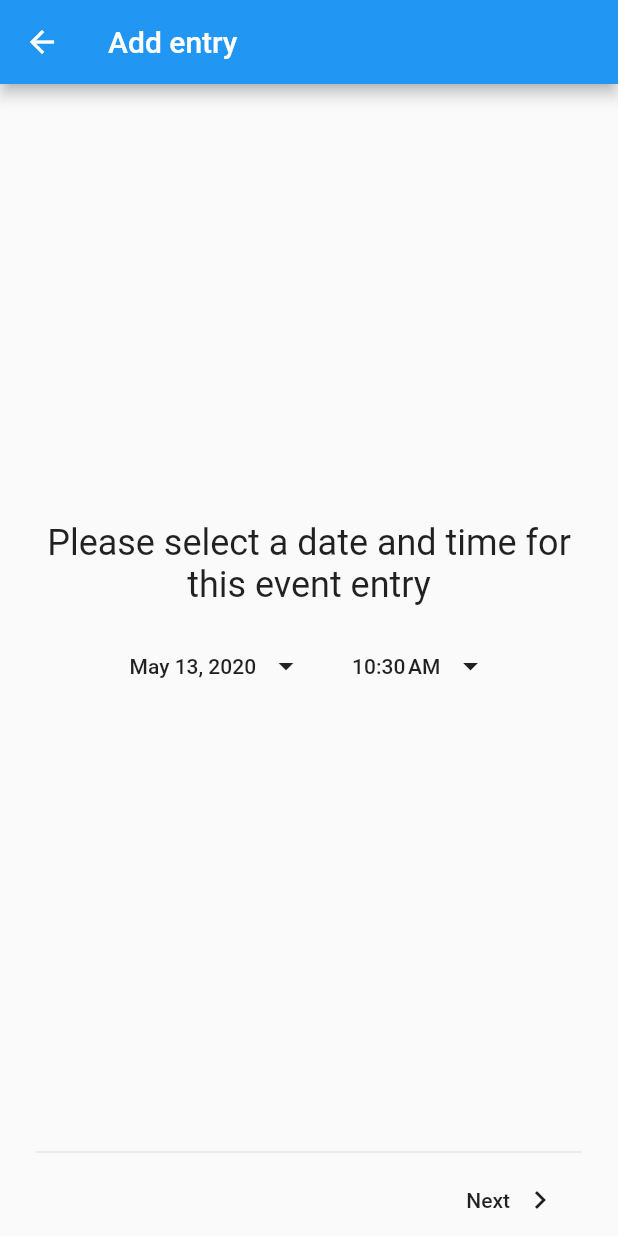
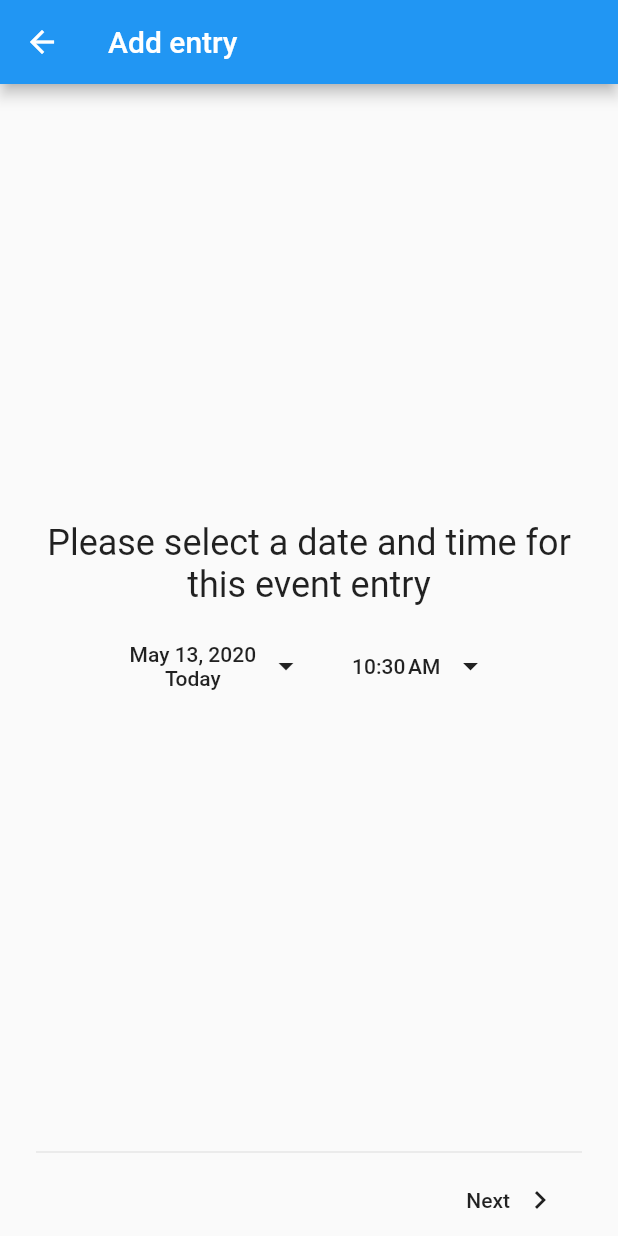
Before and after one commit to denisa-git/mindbook-app, a Flutter app: the AddEntryPageView screen opened directly, on a phone screen of 412 x 824 dp. Run offline on Flutter 3.47's test engine with Material 2 defaults, Android fonts, the phone set to English and light mode, and no system bars; our stand-ins replace cloud_firestore, firebase_auth, google_sign_in; accounts and stored records are empty.

Commit message:
entry: fix first add fail

```diff
--- a/mindbook/lib/screens/add_entry_screen.dart
+++ b/mindbook/lib/screens/add_entry_screen.dart
@@ -133,9 +133,15 @@ class _AddEntryPageView extends State<AddEntryPageView> {
                             child: Row(
                                 mainAxisSize: MainAxisSize.min,
                                 children: <Widget>[
-                                  Text(this
-                                      ._timeUtil
-                                      .getDateTimeAsString('yMMMMd')),
+                                  Column(
+                                    children: <Widget>[
+                                      Text(this
+                                          ._timeUtil
+                                          .getDateTimeAsString('yMMMMd')),
+                                      if (_timeUtil.isToday())
+                                      Text('Today')
+                                    ],
+                                  ),
                                   SizedBox(width: 8.0),
                                   Icon(Icons.arrow_drop_down)
                                 ]),
@@ -641,11 +647,16 @@ class _AddEntryPageView extends State<AddEntryPageView> {
                               Map<String, dynamic> submitMap = {
                                 'title': _entryTitle.text,
                                 'content': _entryContent.text,
-                                'timestamp': Timestamp.fromDate(_timeUtil.getDateTime()),
+                                'timestamp':
+                                    Timestamp.fromDate(_timeUtil.getDateTime()),
                                 'emotion': _emotionValue.toInt(),
-                                'tags': _tags.where((element) => element.getSelected() == true).map((e) => e.getTag()).toList(),
+                                'tags': _tags
+                                    .where((element) =>
+                                        element.getSelected() == true)
+                                    .map((e) => e.getTag())
+                                    .toList(),
                                 'wheelEmotions': _tertiaryChoices
-                                };
+                              };
                               Entry submitEntry = Entry.fromMap(submitMap);
                               DatabaseService db =
                                   DatabaseService(_currentUser.uid);
--- a/mindbook/lib/services/database_service.dart
+++ b/mindbook/lib/services/database_service.dart
@@ -3,21 +3,18 @@ import 'package:mindbook/models/entry.dart';
 
 class DatabaseService {
 
-  static String userId;
+  String userId;
 
   DatabaseService(String uid) {
     userId = uid;
   }
 
-  final CollectionReference _userCollection = Firestore.instance.collection('user');
-  final CollectionReference _entryCollection = Firestore.instance.collection('user').document(userId).collection('entry');
-
   createEntry(Entry entry) {
-    return _entryCollection.add(entry.toJson());
+    return Firestore.instance.collection('user').document(userId).collection('entry').add(entry.toJson());
   }
 
   entrySnapshots() {
-    return _entryCollection.snapshots();
+    return Firestore.instance.collection('user').document(userId).collection('entry').snapshots();
   }
 
 }
```
Also changed, not shown: mindbook/lib/screens/home_screen.dart (+23 -9 lines), mindbook/lib/utils/time_util.dart (+8 -0 lines).
